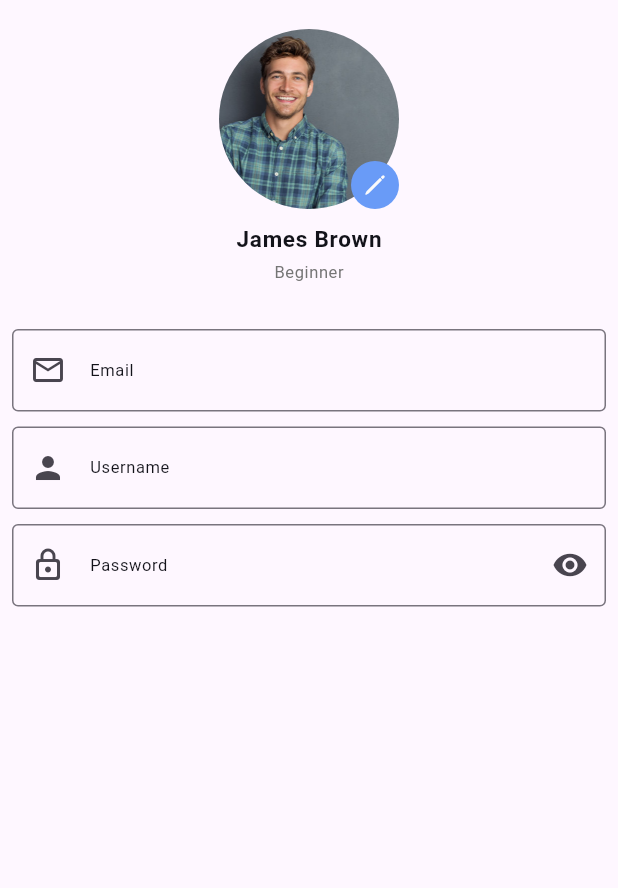
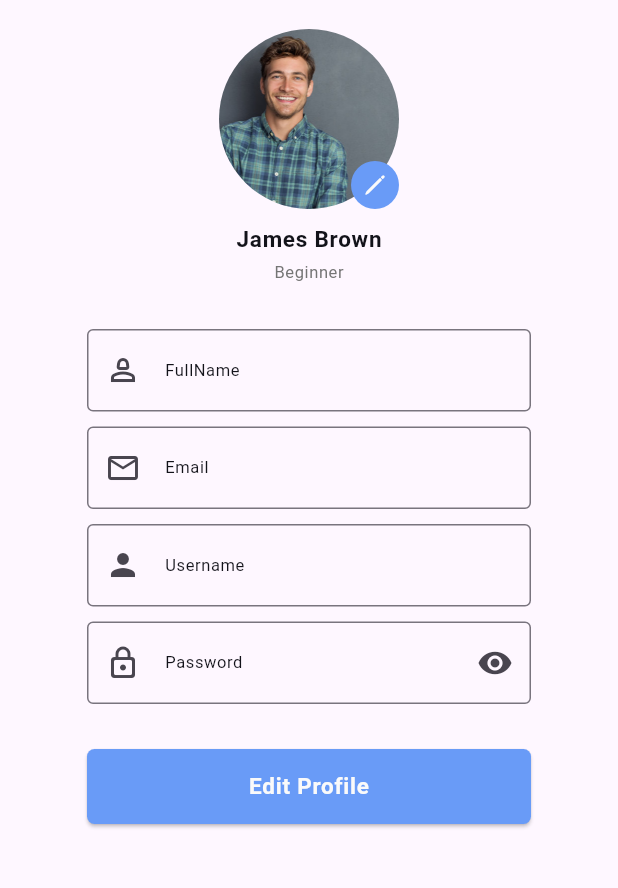
Before and after one commit to NhatToan1010/flutter_study_app, a Flutter app: the UpdateProfileScreen screen opened directly, on a phone screen of 412 x 824 dp, the part 67-955 px from its top. Run offline on Flutter 3.47's test engine with Material 3 defaults, Android fonts, the phone set to English and light mode, and no system bars; our stand-ins replace cloud_firestore, firebase_auth, firebase_core, get, google_fonts, ionicons and 2 more; missing offline and left inert: otp_timer_button; accounts and stored records are empty.

Commit message:
Create Update User Data Feature.

```diff
--- a/lib/src/constants/text_strings.dart
+++ b/lib/src/constants/text_strings.dart
@@ -7,6 +7,7 @@ const String txtLogout = "Logout";
 const String txtPhoneNo = "Phone No";
 const String txtEmail = "Email";
 const String txtUsername = "Username";
+const String txtFullName = "FullName";
 const String txtEmailUsername = "Email / Username";
 const String txtPassword = "Password";
 const String txtConfirmPassword = "Confirm Password";
--- a/lib/src/features/authentication/controllers/sign_up_controller.dart
+++ b/lib/src/features/authentication/controllers/sign_up_controller.dart
@@ -11,6 +11,7 @@ class SignUpController extends GetxController {
   final email = TextEditingController();
   final password = TextEditingController();
   final userName = TextEditingController();
+  final fullName = TextEditingController();
 
   final userRepo = Get.put(UserRepository());
   final userAuth = Get.put(AuthenticationRepository());
--- a/lib/src/features/authentication/models/user_model.dart
+++ b/lib/src/features/authentication/models/user_model.dart
@@ -5,25 +5,33 @@ class UserModel {
   final String userName;
   final String email;
   final String password;
+  final String fullName;
 
-  UserModel(
-      {this.id,
-      required this.userName,
-      required this.email,
-      required this.password});
+  UserModel({
+    this.id,
+    required this.userName,
+    required this.email,
+    required this.password,
+    required this.fullName
+  });
 
   toJSON() {
-    return {"UserName": userName, "Email": email, "Password": password};
+    return {
+      "UserName": userName,
+      "Email": email,
+      "Password": password,
+      "FullName": fullName
+    };
   }
 
   // --- Fetch user data form FireStore to UserModel
-  factory UserModel.fromSnapshot(
-      DocumentSnapshot<Map<String, dynamic>> document) {
+  factory UserModel.fromSnapshot(DocumentSnapshot<Map<String, dynamic>> document) {
     final data = document.data()!;
     return UserModel(
         id: document.id,
         userName: data["UserName"],
         email: data["Email"],
-        password: data["Password"]);
+        password: data["Password"],
+        fullName: data["FullName"]);
   }
 }
--- a/lib/src/features/home/screens/profile/update_profile_screen.dart
+++ b/lib/src/features/home/screens/profile/update_profile_screen.dart
@@ -1,3 +1,5 @@
+import 'package:cloud_firestore/cloud_firestore.dart';
+import 'package:firebase_core/firebase_core.dart';
 import 'package:flutter/cupertino.dart';
 import 'package:flutter/material.dart';
 import 'package:flutter_study_app/src/constants/colors.dart';
@@ -54,8 +56,16 @@ class UpdateProfileScreen extends StatelessWidget {
               if (snapshot.connectionState == ConnectionState.done) {
                 if (snapshot.hasData) {
                   /* --- Return Update Profile Screen UI --- */
-                  UserModel userData = snapshot.data as UserModel;
-                  return Column(
+                  UserModel user = snapshot.data as UserModel;
+
+                  final email = TextEditingController(text: user.email);
+                  final password = TextEditingController(text: user.password);
+                  final userName = TextEditingController(text: user.userName);
+                  final fullName = TextEditingController(text: user.fullName);
+
+                  return Container(
+                    padding: const EdgeInsets.symmetric(horizontal: 50),
+                    child: Column(
                       mainAxisAlignment: MainAxisAlignment.center,
                       children: [
                         /* --- Avatar --- */
@@ -101,8 +111,8 @@ class UpdateProfileScreen extends StatelessWidget {
                             const SizedBox(height: 5.0),
                             Text(
                               txtBeginner,
-                            style: txtTheme.bodySmall
-                                ?.apply(color: darkColor200),
+                              style:
+                                  txtTheme.bodySmall?.apply(color: darkColor200),
                             ),
                           ],
                         ),
@@ -111,9 +121,22 @@ class UpdateProfileScreen extends StatelessWidget {
                         Form(
                             child: Column(
                           children: [
+                            /* --- FullName --- */
+                            TextFormField(
+                              controller: fullName,
+                              decoration: InputDecoration(
+                                prefixIcon: const Icon(Icons.person_2_outlined),
+                                border: const OutlineInputBorder(),
+                                label: Text(
+                                  txtFullName,
+                                  style: Theme.of(context).textTheme.bodySmall,
+                                ),
+                              ),
+                            ),
+                            const SizedBox(height: 10.0),
                             /* --- Email --- */
                             TextFormField(
-                            initialValue: userData.email,
+                              controller: email,
                               keyboardType: TextInputType.emailAddress,
                               decoration: InputDecoration(
                                 prefixIcon: const Icon(Icons.email_outlined),
@@ -127,7 +150,7 @@ class UpdateProfileScreen extends StatelessWidget {
                             const SizedBox(height: 10.0),
                             /* --- Username --- */
                             TextFormField(
-                            initialValue: userData.userName,
+                              controller: userName,
                               decoration: InputDecoration(
                                 prefixIcon: const Icon(Icons.person),
                                 border: const OutlineInputBorder(),
@@ -140,7 +163,7 @@ class UpdateProfileScreen extends StatelessWidget {
                             const SizedBox(height: 10.0),
                             /* --- Password --- */
                             TextFormField(
-                            initialValue: userData.password,
+                              controller: password ,
                               obscureText: true,
                               decoration: InputDecoration(
                                 prefixIcon:
@@ -155,9 +178,35 @@ class UpdateProfileScreen extends StatelessWidget {
                               ),
                             ),
                           ],
-                      ))
+                        )),
+                        const SizedBox(height: 30.0),
+                        /* --- Submit Button --- */
+                        SizedBox(
+                          width: double.infinity,
+                          child: ElevatedButton(
+                            onPressed: () async {
+                              final userData = UserModel(
+                                  id: user.id,
+                                  userName: userName.text.trim(),
+                                  email: email.text.trim(),
+                                  password: password.text.trim(),
+                                  fullName: fullName.text.trim());
+                              await controller.updateRecord(userData);
+                            },
+                            style: ElevatedButton.styleFrom(
+                                backgroundColor: blueAccent,
+                                foregroundColor: lightColor500,
+                                textStyle: txtTheme.labelMedium,
+                                alignment: Alignment.center),
+                            child: const Text(txtEditProfile),),
+                        )
                       ],
+                    ),
                   );
+                }
+                else if (snapshot.hasError) {
+                  print(snapshot.error.toString());
+                  return Center(child: Text(snapshot.error.toString()),);
                 }
                 /* --- When Connection error --- */
                 else {
--- a/lib/src/repository/authentication_repository/authentication_repository.dart
+++ b/lib/src/repository/authentication_repository/authentication_repository.dart
@@ -21,10 +21,11 @@ class AuthenticationRepository extends GetxController {
   }
 
   setInitialScreen(User? user) {
-    user == null
-        ? Get.offAll(() => const WelcomeScreen())
+    user == null ? Get.offAll(() => const WelcomeScreen())
         : Get.offAll(() => const DashBoard());
   }
+
+  /* --- Email & Password Sign-In Sign Up Feature --- */
 
   // Sign Up Feature
   Future<void> createUserWithEmailAndPassword(
@@ -56,5 +57,6 @@ class AuthenticationRepository extends GetxController {
     } catch (_) {}
   }
 
+  // Logout Feature
   Future<void> logout() async => auth.signOut();
 }
```
Also changed, not shown: lib/src/features/authentication/screens/sign_up_screen/widget/sign_up_form_widget.dart (+18 -13 lines), lib/src/features/home/controllers/profile/profile_controller.dart (+7 -2 lines), lib/src/repository/authentication_repository/user_repository.dart (+26 -8 lines). Lines whose indentation alone changed are shown as unchanged.
